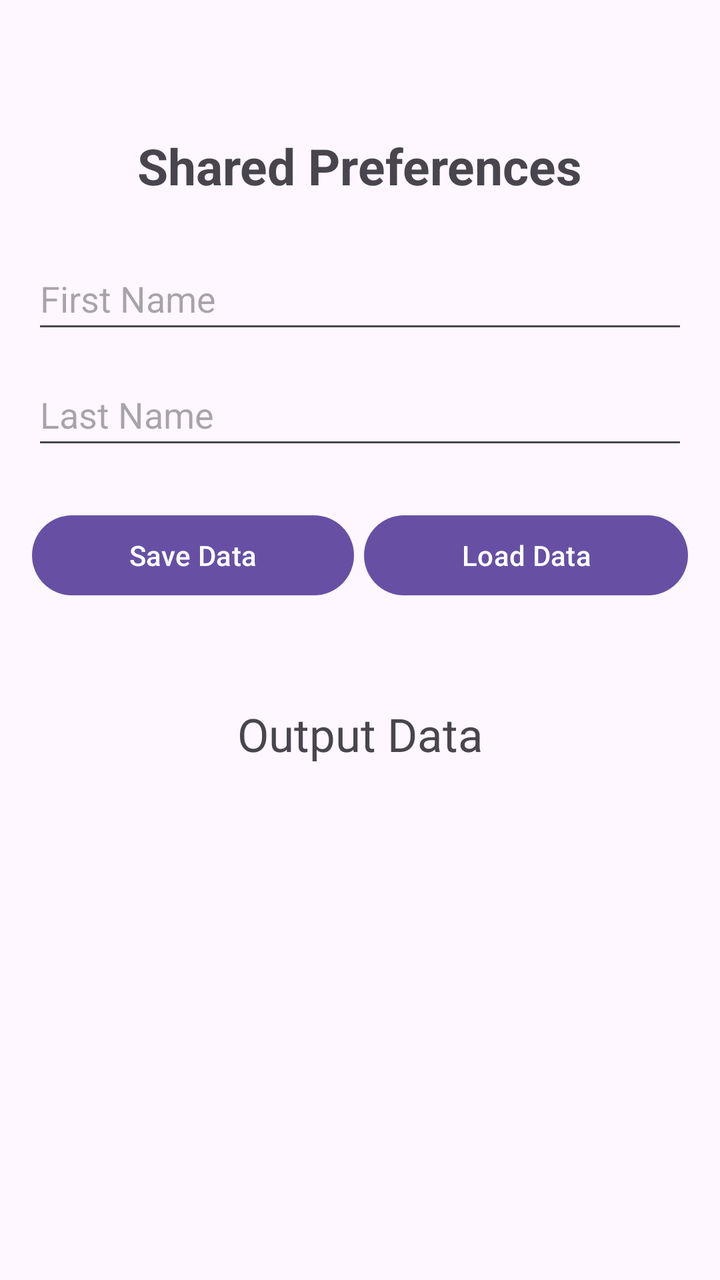
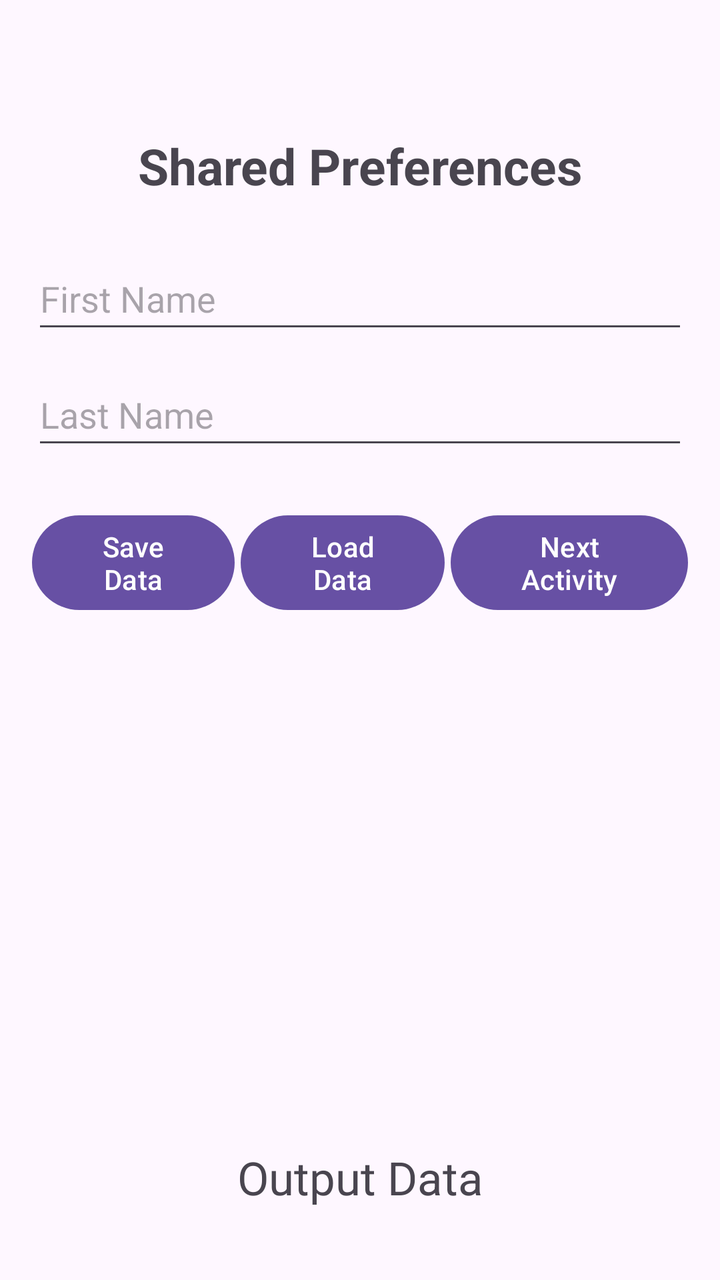

An Android layout rendered at two revisions. The XML below is the earlier revision; the diff shows what the commit changed to produce the second picture.
<!-- AndroidManifest.xml: application theme Theme.SharedPreferencesExample -->
<!-- res/layout/activity_main.xml -->
<?xml version="1.0" encoding="utf-8"?>
<androidx.constraintlayout.widget.ConstraintLayout
    xmlns:android="http://schemas.android.com/apk/res/android"
    xmlns:app="http://schemas.android.com/apk/res-auto"
    xmlns:tools="http://schemas.android.com/tools"
    android:layout_width="match_parent"
    android:layout_height="match_parent"
    android:padding="16dp"
    tools:context=".MainActivity">
    <TextView
        android:id="@+id/tvJudul"
        android:layout_width="wrap_content"
        android:layout_height="wrap_content"
        android:layout_marginTop="50dp"
        android:text="@string/judul"
        android:textSize="25sp"
        android:textStyle="bold"
        app:layout_constraintEnd_toEndOf="parent"
        app:layout_constraintStart_toStartOf="parent"
        app:layout_constraintTop_toTopOf="parent" />
    <EditText
        android:id="@+id/etFirstName"
        android:layout_width="match_parent"
        android:layout_height="48dp"
        android:layout_marginTop="24dp"
        android:autofillHints=""
        android:hint="@string/first_name"
        android:inputType="textPersonName"
        app:layout_constraintEnd_toEndOf="parent"
        app:layout_constraintStart_toStartOf="parent"
        app:layout_constraintTop_toBottomOf="@+id/tvJudul" />
    <EditText
        android:id="@+id/etLastName"
        android:layout_width="match_parent"
        android:layout_height="48dp"
        android:layout_marginTop="10dp"
        android:inputType="textPersonName"
        android:hint="@string/last_name"
        app:layout_constraintStart_toStartOf="parent"
        app:layout_constraintTop_toBottomOf="@+id/etFirstName"
        android:autofillHints="" />
    <LinearLayout
        android:id="@+id/linearLayout"
        android:layout_width="match_parent"
        android:layout_height="wrap_content"
        android:orientation="horizontal"
        android:weightSum="10"
        android:layout_marginTop="24dp"
        app:layout_constraintTop_toBottomOf="@+id/etLastName">
        <Button
            android:id="@+id/btnSave"
            android:layout_width="wrap_content"
            android:layout_height="wrap_content"
            android:layout_marginEnd="5dp"
            android:layout_weight="5"
            android:text="@string/save_data" />
        <Button
            android:id="@+id/btnLoad"
            android:layout_width="wrap_content"
            android:layout_height="wrap_content"
            android:layout_weight="5"
            android:text="@string/load_data" />
    </LinearLayout>
    <TextView
        android:id="@+id/tvOutput"
        android:layout_width="wrap_content"
        android:layout_height="wrap_content"
        android:layout_marginTop="50dp"
        android:text="@string/output_data"
        android:textSize="23sp"
        app:layout_constraintEnd_toEndOf="parent"
        app:layout_constraintStart_toStartOf="parent"
        app:layout_constraintTop_toBottomOf="@+id/linearLayout" />
</androidx.constraintlayout.widget.ConstraintLayout>
<!-- resources referenced by this layout -->
<resources>
  <string name="first_name">First Name</string>
  <string name="judul">Shared Preferences</string>
  <string name="last_name">Last Name</string>
  <string name="load_data">Load Data</string>
  <string name="output_data">Output Data</string>
  <string name="save_data">Save Data</string>
  <style name="Theme.SharedPreferencesExample" parent="Base.Theme.SharedPreferencesExample" />
  <style name="Base.Theme.SharedPreferencesExample" parent="Theme.Material3.DayNight.NoActionBar">
          
          
      </style>
</resources>

<!-- the commit's change to res/layout/activity_main.xml (unified diff, before → after) -->
@@ -1,74 +1,79 @@
 <?xml version="1.0" encoding="utf-8"?>
-<androidx.constraintlayout.widget.ConstraintLayout
+<RelativeLayout
     xmlns:android="http://schemas.android.com/apk/res/android"
-    xmlns:app="http://schemas.android.com/apk/res-auto"
     xmlns:tools="http://schemas.android.com/tools"
     android:layout_width="match_parent"
     android:layout_height="match_parent"
-    android:padding="16dp"
-    tools:context=".MainActivity">
-    <TextView
-        android:id="@+id/tvJudul"
-        android:layout_width="wrap_content"
-        android:layout_height="wrap_content"
-        android:layout_marginTop="50dp"
-        android:text="@string/judul"
-        android:textSize="25sp"
-        android:textStyle="bold"
-        app:layout_constraintEnd_toEndOf="parent"
-        app:layout_constraintStart_toStartOf="parent"
-        app:layout_constraintTop_toTopOf="parent" />
-    <EditText
-        android:id="@+id/etFirstName"
-        android:layout_width="match_parent"
-        android:layout_height="48dp"
-        android:layout_marginTop="24dp"
-        android:autofillHints=""
-        android:hint="@string/first_name"
-        android:inputType="textPersonName"
-        app:layout_constraintEnd_toEndOf="parent"
-        app:layout_constraintStart_toStartOf="parent"
-        app:layout_constraintTop_toBottomOf="@+id/tvJudul" />
-    <EditText
-        android:id="@+id/etLastName"
-        android:layout_width="match_parent"
-        android:layout_height="48dp"
-        android:layout_marginTop="10dp"
-        android:inputType="textPersonName"
-        android:hint="@string/last_name"
-        app:layout_constraintStart_toStartOf="parent"
-        app:layout_constraintTop_toBottomOf="@+id/etFirstName"
-        android:autofillHints="" />
+    tools:context=".MainActivity"
+    android:padding="16dp">
     <LinearLayout
-        android:id="@+id/linearLayout"
+        android:id="@+id/llInputText"
         android:layout_width="match_parent"
         android:layout_height="wrap_content"
+        android:layout_below="@+id/tvJudul"
+        android:layout_marginTop="24dp"
+        android:orientation="vertical">
+        <EditText
+            android:id="@+id/etFirstName"
+            android:layout_width="match_parent"
+            android:layout_height="48dp"
+            android:hint="@string/first_name"
+            android:inputType="textPersonName"
+            android:autofillHints="" />
+        <EditText
+            android:id="@+id/etLastName"
+            android:layout_width="match_parent"
+            android:layout_height="48dp"
+            android:layout_marginTop="10dp"
+            android:hint="@string/last_name"
+            android:inputType="textPersonName"
+            android:autofillHints="" />
+    </LinearLayout>
+    <LinearLayout
+        android:id="@+id/llButton"
+        android:layout_width="match_parent"
+        android:layout_height="wrap_content"
+        android:layout_below="@+id/llInputText"
+        android:layout_marginTop="24dp"
         android:orientation="horizontal"
-        android:weightSum="10"
-        android:layout_marginTop="24dp"
-        app:layout_constraintTop_toBottomOf="@+id/etLastName">
+        android:weightSum="9">
         <Button
             android:id="@+id/btnSave"
             android:layout_width="wrap_content"
             android:layout_height="wrap_content"
-            android:layout_marginEnd="5dp"
-            android:layout_weight="5"
-            android:text="@string/save_data" />
+            android:layout_weight="3"
+            android:text="@string/save_data"/>
         <Button
             android:id="@+id/btnLoad"
             android:layout_width="wrap_content"
             android:layout_height="wrap_content"
-            android:layout_weight="5"
-            android:text="@string/load_data" />
+            android:layout_weight="3"
+            android:layout_marginStart="3dp"
+            android:layout_marginEnd="3dp"
+            android:text="@string/load_data"/>
+        <Button
+            android:id="@+id/btnSecondActivity"
+            android:layout_width="wrap_content"
+            android:layout_height="wrap_content"
+            android:layout_weight="3"
+            android:text="@string/next_activity"/>
     </LinearLayout>
     <TextView
-        android:id="@+id/tvOutput"
-        android:layout_width="wrap_content"
+        android:id="@+id/tvJudul"
+        android:layout_width="match_parent"
         android:layout_height="wrap_content"
         android:layout_marginTop="50dp"
+        android:text="@string/judul"
+        android:textAlignment="center"
+        android:textSize="25sp"
+        android:textStyle="bold" />
+    <TextView
+        android:id="@+id/tvOutput"
+        android:layout_width="match_parent"
+        android:layout_height="wrap_content"
+        android:layout_alignParentBottom="true"
+        android:layout_marginBottom="20dp"
         android:text="@string/output_data"
-        android:textSize="23sp"
-        app:layout_constraintEnd_toEndOf="parent"
-        app:layout_constraintStart_toStartOf="parent"
-        app:layout_constraintTop_toBottomOf="@+id/linearLayout" />
-</androidx.constraintlayout.widget.ConstraintLayout>
+        android:textAlignment="center"
+        android:textSize="23sp" />
+</RelativeLayout>
<!-- resource entries referenced after the edit -->
@@ -4,6 +4,7 @@
   <string name="judul">Shared Preferences</string>
   <string name="last_name">Last Name</string>
   <string name="load_data">Load Data</string>
+  <string name="next_activity">Next Activity</string>
   <string name="output_data">Output Data</string>
   <string name="save_data">Save Data</string>
   <style name="Theme.SharedPreferencesExample" parent="Base.Theme.SharedPreferencesExample" />
